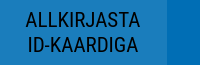
Before: the Qt Designer form client/widgets/MainAction.ui in open-eid/DigiDoc4-Client, drawn with Qt 5.
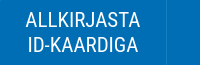
After: the same form once the commit is applied. Icons and pictures are not drawn.

```diff
--- a/client/widgets/MainAction.ui
+++ b/client/widgets/MainAction.ui
@@ -64,11 +64,11 @@
       <cursorShape>PointingHandCursor</cursorShape>
      </property>
      <property name="styleSheet">
-      <string notr="true">border: none;
-color: #ffffff;
-background-color: #006EB5;
-QPushButton {
+      <string notr="true">QPushButton {
 	border-top-left-radius: 2px;
+	border: none;
+	color: #ffffff;
+	background-color: #006EB5;
 }
 QPushButton:pressed {
 	background-color: #41B6E6;
```
